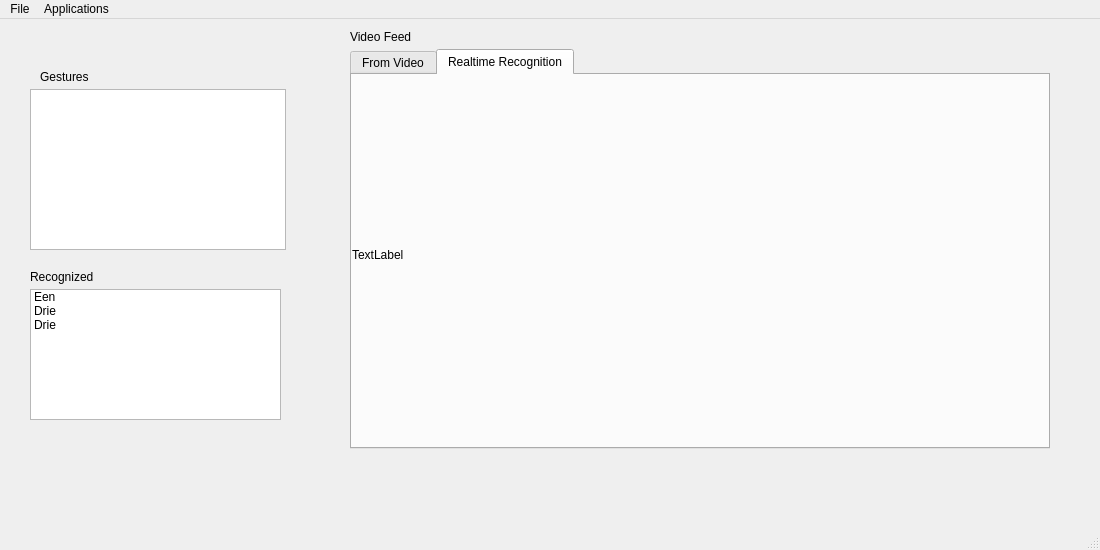
The window that src/GUI/mainwindow.ui (SpeedyCodes/HMM-GestureRecognition) describes before a commit, drawn with Qt 5.
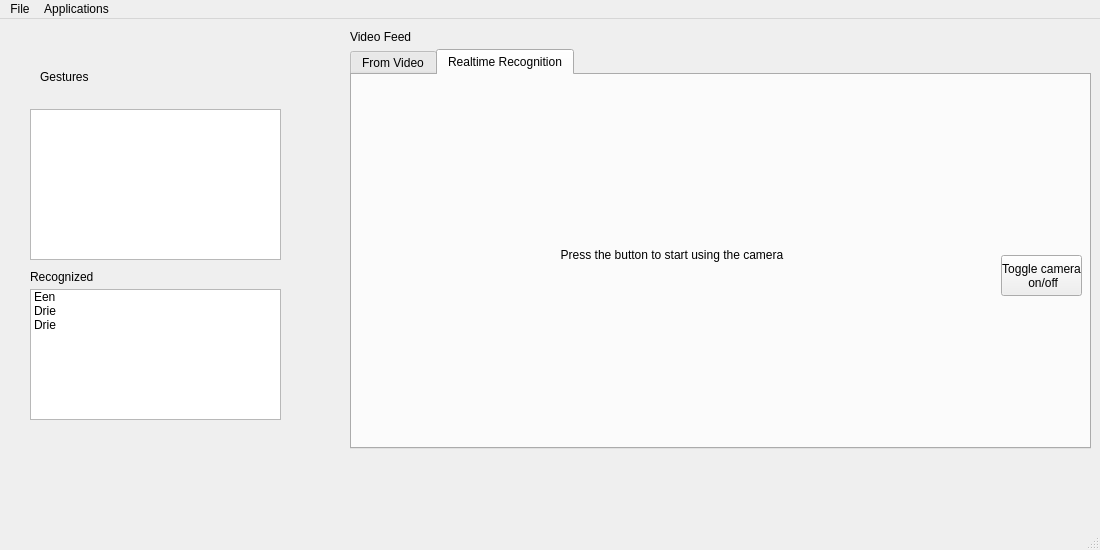
The same window after the commit.

Commit message:
GUI functionality part 1: file IO, gesture training and robot connection (#20)
* first version of camera feed threading and toggle, and gesture creation from videos (unstable and slow)

* Robot connection connected to GUI

* quick&dirty progressbar for training multiple videos

* untested reading&writing gestureLibrary, awaiting autoTrain fix for proper testing

* training gestures and toggling the camera both can be done multiple times now

* available gestures are displayed in mainwindow

* reading a gesturelibrary from file

What changed in the file:
```diff
--- a/src/GUI/mainwindow.ui
+++ b/src/GUI/mainwindow.ui
@@ -27,16 +27,6 @@
      <string>Gestures</string>
     </property>
    </widget>
-   <widget class="QListWidget" name="availableGestureListWidget">
-    <property name="geometry">
-     <rect>
-      <x>30</x>
-      <y>70</y>
-      <width>256</width>
-      <height>161</height>
-     </rect>
-    </property>
-   </widget>
    <widget class="QLabel" name="label_2">
     <property name="geometry">
      <rect>
@@ -68,7 +58,7 @@
      <rect>
       <x>350</x>
       <y>30</y>
-      <width>700</width>
+      <width>741</width>
       <height>400</height>
      </rect>
     </property>
@@ -110,7 +100,24 @@
        </rect>
       </property>
       <property name="text">
-       <string>TextLabel</string>
+       <string>Press the button to start using the camera</string>
+      </property>
+      <property name="alignment">
+       <set>Qt::AlignCenter</set>
+      </property>
+     </widget>
+     <widget class="QPushButton" name="cameraToggle">
+      <property name="geometry">
+       <rect>
+        <x>649</x>
+        <y>180</y>
+        <width>81</width>
+        <height>41</height>
+       </rect>
+      </property>
+      <property name="text">
+       <string>Toggle camera
+ on/off</string>
       </property>
      </widget>
     </widget>
@@ -140,6 +147,16 @@
      </property>
     </item>
    </widget>
+   <widget class="QListWidget" name="gesturesListWidget">
+    <property name="geometry">
+     <rect>
+      <x>30</x>
+      <y>90</y>
+      <width>251</width>
+      <height>151</height>
+     </rect>
+    </property>
+   </widget>
   </widget>
   <widget class="QMenuBar" name="menuBar">
    <property name="geometry">
```
Left out of the diff: 21 changed lines with no effect on the pictures. The commit also changes 20 other files.
